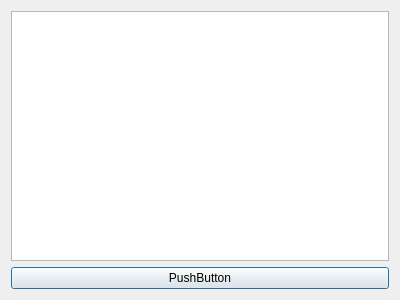
Before: the Qt Designer form sexta1.ui in UnPComp2013/Grupo2, drawn with Qt 5.
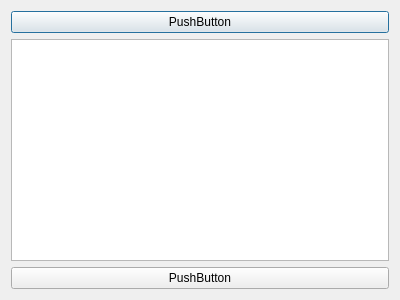
After: the same form once the commit is applied.

Patch:
```diff
--- a/sexta1.ui
+++ b/sexta1.ui
@@ -14,6 +14,13 @@
    <string>Dialog</string>
   </property>
   <layout class="QVBoxLayout" name="verticalLayout">
+   <item>
+    <widget class="QPushButton" name="pushButton_2">
+     <property name="text">
+      <string>PushButton</string>
+     </property>
+    </widget>
+   </item>
    <item>
     <widget class="QListWidget" name="listWidget"/>
    </item>
```
